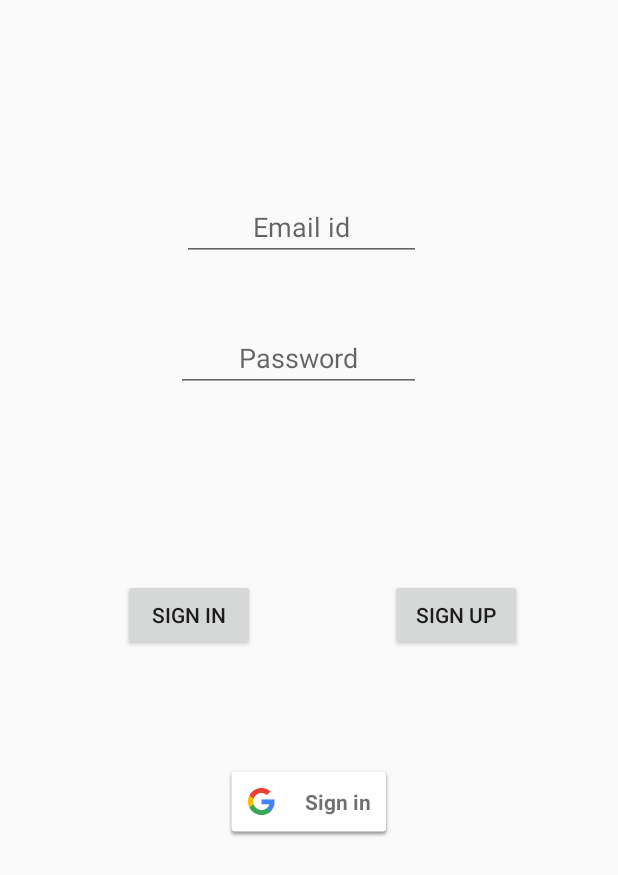
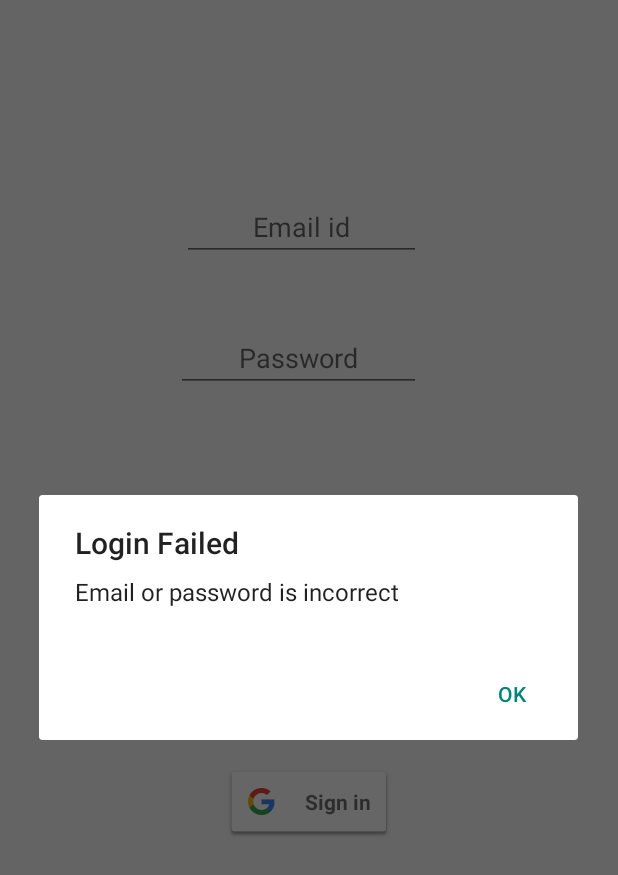
Before and after one commit to arkos121/NewsApp2.0, an Android app: the screen it shows after launch (SplashScreen), after a tap on an icon or button, on a phone screen of 412 x 824 dp. Shown: the top 875 px of the screen. Run offline under Robolectric (Android 15) with nearby library versions, the phone set to English and light mode, and no system bars; our stand-ins replace Firebase (no records; nobody signed in at launch, a user with empty details on screens opened directly).

Commit message:
some good

```diff
--- a/app/src/main/java/com/example/newp/ui/loginwindow.kt
+++ b/app/src/main/java/com/example/newp/ui/loginwindow.kt
@@ -1,6 +1,7 @@
 package com.example.newp
 
 import android.app.Activity
+import android.app.AlertDialog
 import android.content.Intent
 import android.os.Bundle
 import android.text.TextUtils.substring
@@ -98,6 +99,7 @@ class LoginFragment : Fragment() {
                 }
                 else {
                     println("Login failed")
+                    showDialog("Login Failed", "Email or password is incorrect")
                     Toast.makeText(requireContext(), "Login failed", Toast.LENGTH_SHORT).show()
                 }
             }
@@ -147,8 +149,15 @@ class LoginFragment : Fragment() {
         }
     }
 
-
-
+    private fun showDialog(title : String, message : String){
+        val builder = AlertDialog.Builder(requireContext())
+        builder.setTitle(title)
+        builder.setMessage(message)
+        builder.setPositiveButton("OK") { dialog, _ ->
+            dialog.dismiss()
+        }
+       builder.create().show()
+    }
     private fun updateUI(user: FirebaseUser?) {
         if (user != null) {
             val intent = Intent(requireContext(), MainActivity::class.java)
```
